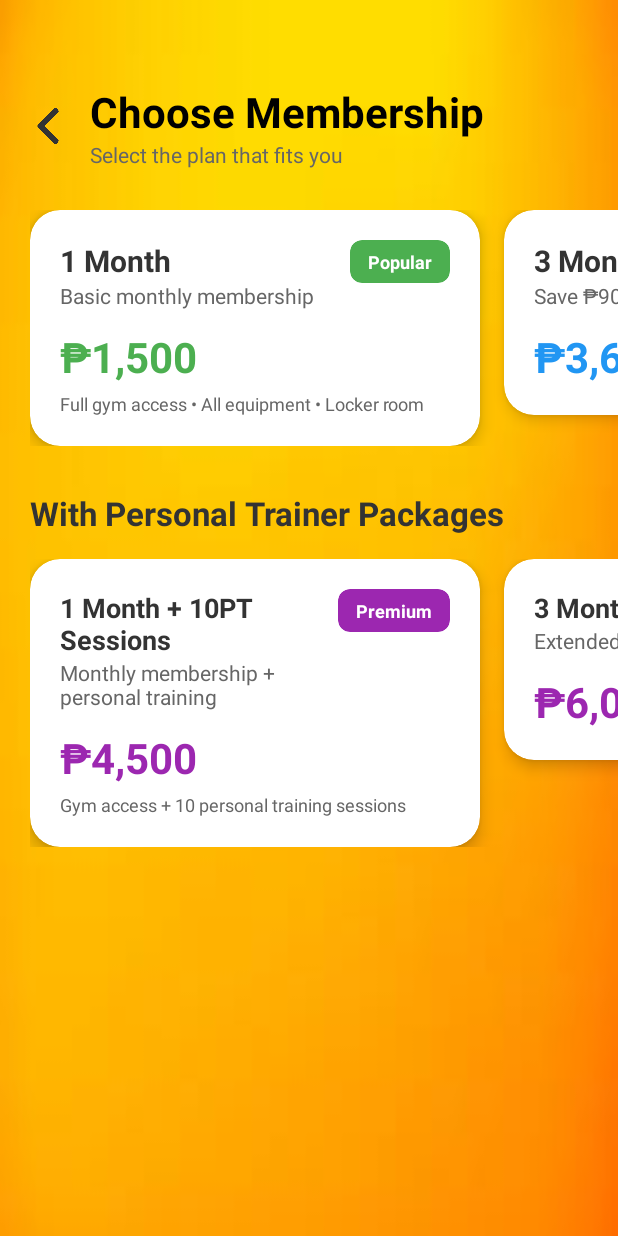
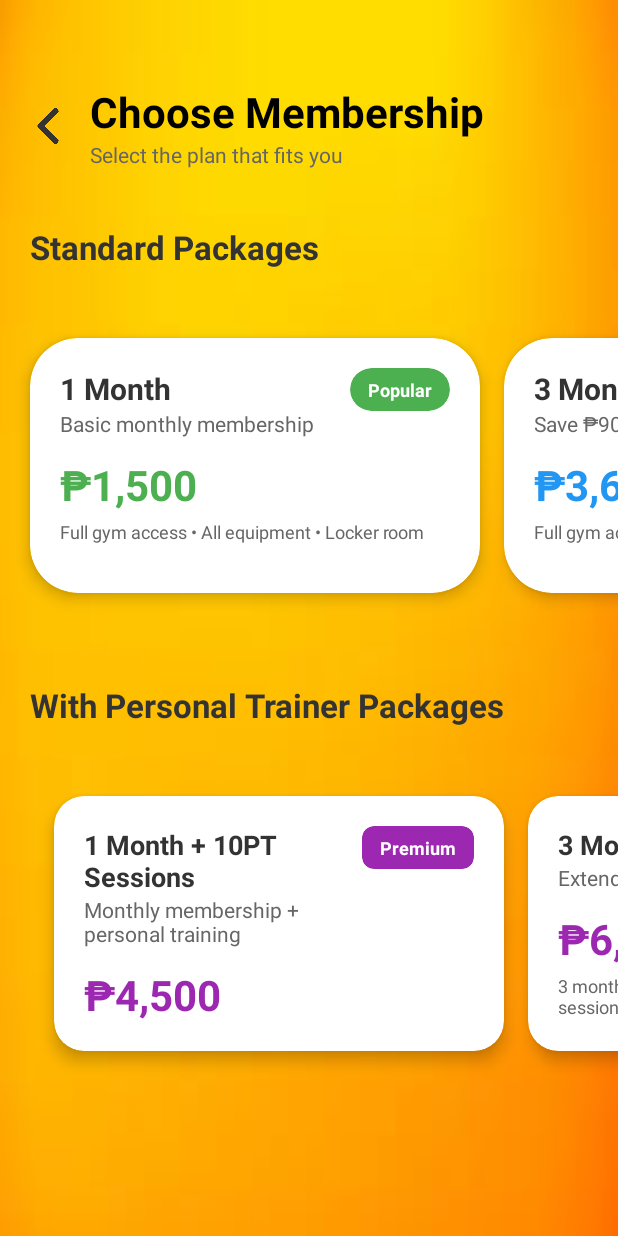
Before and after one commit to knnthrs/AIA_App, an Android app: the layout activity_select_membership.xml on its own in the app's theme, with its tools: preview values and no code run, on a phone screen of 412 x 824 dp. Run offline under Robolectric (Android 15) with nearby library versions, the phone set to English and light mode, and no system bars.

Commit message:
initial commit

```diff
--- a/app/src/main/res/layout/activity_membership_selection.xml
+++ b/app/src/main/res/layout/activity_select_membership.xml
@@ -48,8 +48,11 @@
                 android:text="Select the plan that fits you"
                 android:textColor="#666666"
                 android:textSize="14sp" />
+
         </LinearLayout>
+
     </LinearLayout>
+
 
     <ScrollView
         android:layout_width="match_parent"
@@ -63,12 +66,26 @@
             android:orientation="vertical"
             android:paddingBottom="20dp">
 
+            <!-- Section Header for Standard Packages -->
+            <TextView
+                android:layout_width="wrap_content"
+                android:layout_height="wrap_content"
+                android:text="Standard Packages"
+                android:textColor="#333333"
+                android:textSize="22sp"
+                android:textStyle="bold"
+                android:layout_marginTop="30dp"
+                android:layout_marginBottom="16dp"
+                android:layout_marginStart="20dp" />
+
             <!-- Basic Membership Section -->
             <HorizontalScrollView
                 android:layout_width="match_parent"
                 android:layout_height="wrap_content"
                 android:scrollbars="none"
-                android:overScrollMode="never">
+                android:overScrollMode="never"
+                android:clipChildren="false"
+                android:clipToPadding="false">
 
                 <LinearLayout
                     android:layout_width="wrap_content"
@@ -76,24 +93,27 @@
                     android:orientation="horizontal"
                     android:paddingStart="20dp"
                     android:paddingEnd="20dp"
-                    android:paddingTop="20dp">
+                    android:paddingTop="30dp"
+                    android:paddingBottom="30dp"
+                    android:clipChildren="false"
+                    android:clipToPadding="false">
 
                     <!-- 1 Month Basic -->
                     <androidx.cardview.widget.CardView
                         android:id="@+id/one_month_card"
                         android:layout_width="300dp"
-                        android:layout_height="wrap_content"
+                        android:layout_height="170dp"
                         android:layout_marginEnd="16dp"
                         android:backgroundTint="#FFFFFF"
                         android:clickable="true"
                         android:focusable="true"
                         android:foreground="?attr/selectableItemBackground"
-                        app:cardCornerRadius="20dp"
+                        app:cardCornerRadius="32dp"
                         app:cardElevation="6dp">
 
                         <LinearLayout
                             android:layout_width="match_parent"
-                            android:layout_height="wrap_content"
+                            android:layout_height="match_parent"
                             android:orientation="vertical"
                             android:padding="20dp">
 
@@ -129,7 +149,7 @@
                                     android:layout_width="wrap_content"
                                     android:layout_height="wrap_content"
                                     android:backgroundTint="#4CAF50"
-                                    app:cardCornerRadius="8dp"
+                                    app:cardCornerRadius="24dp"
                                     app:cardElevation="0dp">
 
                                     <TextView
@@ -166,18 +186,18 @@
                     <androidx.cardview.widget.CardView
                         android:id="@+id/three_month_card"
                         android:layout_width="300dp"
-                        android:layout_height="wrap_content"
+                        android:layout_height="170dp"
                         android:layout_marginEnd="16dp"
                         android:backgroundTint="#FFFFFF"
                         android:clickable="true"
                         android:focusable="true"
                         android:foreground="?attr/selectableItemBackground"
-                        app:cardCornerRadius="20dp"
+                        app:cardCornerRadius="32dp"
                         app:cardElevation="6dp">
 
                         <LinearLayout
                             android:layout_width="match_parent"
-                            android:layout_height="wrap_content"
+                            android:layout_height="match_parent"
                             android:orientation="vertical"
                             android:padding="20dp">
 
@@ -213,7 +233,7 @@
                                     android:layout_width="wrap_content"
                                     android:layout_height="wrap_content"
                                     android:backgroundTint="#2196F3"
-                                    app:cardCornerRadius="8dp"
+                                    app:cardCornerRadius="16dp"
                                     app:cardElevation="0dp">
 
                                     <TextView
@@ -226,6 +246,8 @@
                                         android:textSize="12sp"
                                         android:textStyle="bold" />
                                 </androidx.cardview.widget.CardView>
+
+
                             </LinearLayout>
 
                             <LinearLayout
@@ -249,7 +271,16 @@
                                     android:textColor="#666666"
                                     android:textSize="14sp"
                                     android:layout_marginStart="8dp" />
+
                             </LinearLayout>
+
+                            <TextView
+                                android:layout_width="wrap_content"
+                                android:layout_height="wrap_content"
+                                android:text="Full gym access • All equipment • Locker room"
+                                android:textColor="#666666"
+                                android:textSize="12sp"
+                                android:layout_marginTop="4dp" />
                         </LinearLayout>
                     </androidx.cardview.widget.CardView>
 
@@ -257,18 +288,18 @@
                     <androidx.cardview.widget.CardView
                         android:id="@+id/six_month_card"
                         android:layout_width="300dp"
-                        android:layout_height="wrap_content"
+                        android:layout_height="170dp"
                         android:layout_marginEnd="16dp"
                         android:backgroundTint="#FFFFFF"
                         android:clickable="true"
                         android:focusable="true"
                         android:foreground="?attr/selectableItemBackground"
-                        app:cardCornerRadius="20dp"
+                        app:cardCornerRadius="32dp"
                         app:cardElevation="6dp">
 
                         <LinearLayout
                             android:layout_width="match_parent"
-                            android:layout_height="wrap_content"
+                            android:layout_height="match_parent"
                             android:orientation="vertical"
                             android:padding="20dp">
 
@@ -304,7 +335,7 @@
                                     android:layout_width="wrap_content"
                                     android:layout_height="wrap_content"
                                     android:backgroundTint="#2196F3"
-                                    app:cardCornerRadius="8dp"
+                                    app:cardCornerRadius="16dp"
                                     app:cardElevation="0dp">
 
                                     <TextView
@@ -341,6 +372,14 @@
                                     android:textSize="14sp"
                                     android:layout_marginStart="8dp" />
                             </LinearLayout>
+
+                            <TextView
+                                android:layout_width="wrap_content"
+                                android:layout_height="wrap_content"
+                                android:text="Full gym access • All equipment • Locker room"
+                                android:textColor="#666666"
+                                android:textSize="12sp"
+                                android:layout_marginTop="4dp" />
                         </LinearLayout>
                     </androidx.cardview.widget.CardView>
 
@@ -348,17 +387,17 @@
                     <androidx.cardview.widget.CardView
                         android:id="@+id/one_year_card"
                         android:layout_width="300dp"
-                        android:layout_height="wrap_content"
+                        android:layout_height="170dp"
                         android:backgroundTint="#FFFFFF"
                         android:clickable="true"
                         android:focusable="true"
                         android:foreground="?attr/selectableItemBackground"
-                        app:cardCornerRadius="20dp"
+                        app:cardCornerRadius="32dp"
                         app:cardElevation="6dp">
 
                         <LinearLayout
                             android:layout_width="match_parent"
-                            android:layout_height="wrap_content"
+                            android:layout_height="match_parent"
                             android:orientation="vertical"
                             android:padding="20dp">
 
@@ -394,7 +433,7 @@
                                     android:layout_width="wrap_content"
                                     android:layout_height="wrap_content"
                                     android:backgroundTint="#FF5722"
-                                    app:cardCornerRadius="8dp"
+                                    app:cardCornerRadius="16dp"
                                     app:cardElevation="0dp">
 
                                     <TextView
@@ -431,6 +470,14 @@
                                     android:textSize="14sp"
                                     android:layout_marginStart="8dp" />
                             </LinearLayout>
+
+                            <TextView
+                                android:layout_width="wrap_content"
+                                android:layout_height="wrap_content"
+                                android:text="Full gym access • All equipment • Locker room"
+                                android:textColor="#666666"
+                                android:textSize="12sp"
+                                android:layout_marginTop="4dp" />
                         </LinearLayout>
                     </androidx.cardview.widget.CardView>
 
@@ -454,20 +501,27 @@
                 android:layout_width="match_parent"
                 android:layout_height="wrap_content"
                 android:scrollbars="none"
-                android:overScrollMode="never">
+                android:overScrollMode="never"
+                android:clipChildren="false"
+                android:clipToPadding="false">
 
                 <LinearLayout
                     android:layout_width="wrap_content"
                     android:layout_height="wrap_content"
                     android:orientation="horizontal"
                     android:paddingStart="20dp"
-                    android:paddingEnd="20dp">
+                    android:paddingEnd="20dp"
+                    android:paddingTop="30dp"
+                    android:paddingBottom="30dp"
+                    android:clipChildren="false"
+                    android:clipToPadding="false">
 
                     <!-- 1 Month + 10PT Sessions -->
                     <androidx.cardview.widget.CardView
                         android:id="@+id/one_month_10pt_card"
                         android:layout_width="300dp"
-                        android:layout_height="wrap_content"
+                        android:layout_height="170dp"
+                        android:layout_marginStart="16dp"
                         android:layout_marginEnd="16dp"
                         android:backgroundTint="#FFFFFF"
                         android:clickable="true"
@@ -478,7 +532,7 @@
 
                         <LinearLayout
                             android:layout_width="match_parent"
-                            android:layout_height="wrap_content"
+                            android:layout_height="match_parent"
                             android:orientation="vertical"
                             android:padding="20dp">
 
@@ -551,7 +605,7 @@
                     <androidx.cardview.widget.CardView
                         android:id="@+id/three_month_10pt_card"
                         android:layout_width="300dp"
-                        android:layout_height="wrap_content"
+                        android:layout_height="170dp"
                         android:layout_marginEnd="16dp"
                         android:backgroundTint="#FFFFFF"
                         android:clickable="true"
@@ -562,7 +616,7 @@
 
                         <LinearLayout
                             android:layout_width="match_parent"
-                            android:layout_height="wrap_content"
+                            android:layout_height="match_parent"
                             android:orientation="vertical"
                             android:padding="20dp">
 
@@ -603,6 +657,14 @@
                                 android:textColor="#9C27B0"
                                 android:textSize="28sp"
                                 android:textStyle="bold" />
+
+                            <TextView
+                                android:layout_width="wrap_content"
+                                android:layout_height="wrap_content"
+                                android:text="3 months gym access + 10 personal training sessions"
+                                android:textColor="#666666"
+                                android:textSize="12sp"
+                                android:layout_marginTop="4dp" />
                         </LinearLayout>
                     </androidx.cardview.widget.CardView>
 
@@ -610,7 +672,7 @@
                     <androidx.cardview.widget.CardView
                         android:id="@+id/three_month_15pt_card"
                         android:layout_width="300dp"
-                        android:layout_height="wrap_content"
+                        android:layout_height="170dp"
                         android:layout_marginEnd="16dp"
                         android:backgroundTint="#FFFFFF"
                         android:clickable="true"
@@ -621,7 +683,7 @@
 
                         <LinearLayout
                             android:layout_width="match_parent"
-                            android:layout_height="wrap_content"
+                            android:layout_height="match_parent"
                             android:orientation="vertical"
                             android:padding="20dp">
 
@@ -662,6 +724,14 @@
                                 android:textColor="#9C27B0"
                                 android:textSize="28sp"
                                 android:textStyle="bold" />
+
+                            <TextView
+                                android:layout_width="wrap_content"
+                                android:layout_height="wrap_content"
+                                android:text="3 months gym access + 15 personal training sessions"
+                                android:textColor="#666666"
+                                android:textSize="12sp"
+                                android:layout_marginTop="4dp" />
                         </LinearLayout>
                     </androidx.cardview.widget.CardView>
 
@@ -669,7 +739,7 @@
                     <androidx.cardview.widget.CardView
                         android:id="@+id/three_month_24pt_card"
                         android:layout_width="300dp"
-                        android:layout_height="wrap_content"
+                        android:layout_height="170dp"
                         android:backgroundTint="#FFFFFF"
                         android:clickable="true"
                         android:focusable="true"
@@ -679,7 +749,7 @@
 
                         <LinearLayout
                             android:layout_width="match_parent"
-                            android:layout_height="wrap_content"
+                            android:layout_height="match_parent"
                             android:orientation="vertical"
                             android:padding="20dp">
 
@@ -741,7 +811,7 @@
                             <TextView
                                 android:layout_width="wrap_content"
                                 android:layout_height="wrap_content"
-                                android:text="8 sessions per month with personal trainer"
+                                android:text="3 months gym access + 24 personal training sessions"
                                 android:textColor="#666666"
                                 android:textSize="12sp"
                                 android:layout_marginTop="4dp" />
@@ -751,49 +821,13 @@
                 </LinearLayout>
             </HorizontalScrollView>
 
-            <!-- Selected Plan Display -->
-            <androidx.cardview.widget.CardView
-                android:id="@+id/selected_plan_card"
-                android:layout_width="match_parent"
-                android:layout_height="wrap_content"
-                android:layout_margin="20dp"
-                android:backgroundTint="#F5F5F5"
-                android:visibility="gone"
-                app:cardCornerRadius="16dp"
-                app:cardElevation="2dp">
-
-                <LinearLayout
-                    android:layout_width="match_parent"
-                    android:layout_height="wrap_content"
-                    android:orientation="vertical"
-                    android:padding="20dp">
-
-                    <TextView
-                        android:layout_width="wrap_content"
-                        android:layout_height="wrap_content"
-                        android:text="Selected Plan"
-                        android:textColor="#333333"
-                        android:textSize="16sp"
-                        android:textStyle="bold"
-                        android:layout_marginBottom="8dp" />
-
-                    <TextView
-                        android:id="@+id/selected_plan_text"
-                        android:layout_width="wrap_content"
-                        android:layout_height="wrap_content"
-                        android:text=""
-                        android:textColor="#666666"
-                        android:textSize="14sp" />
-                </LinearLayout>
-            </androidx.cardview.widget.CardView>
-
             <!-- Confirm Button -->
             <androidx.cardview.widget.CardView
                 android:id="@+id/confirm_membership_button"
                 android:layout_width="match_parent"
                 android:layout_height="wrap_content"
                 android:layout_margin="20dp"
-                android:backgroundTint="#FF9800"
+                android:backgroundTint="@color/black"
                 android:clickable="true"
                 android:focusable="true"
                 android:foreground="?attr/selectableItemBackground"
@@ -809,13 +843,6 @@
                     android:paddingHorizontal="20dp"
                     android:paddingVertical="16dp">
 
-                    <ImageView
-                        android:layout_width="24dp"
-                        android:layout_height="24dp"
-                        android:layout_marginEnd="12dp"
-                        android:src="@drawable/ic_check"
-                        app:tint="#FFFFFF" />
-
                     <TextView
                         android:layout_width="wrap_content"
                         android:layout_height="wrap_content"
```
Also changed, not shown: app/src/main/AndroidManifest.xml (+4 -4 lines), app/src/main/java/com/example/signuploginrealtime/MainActivity.java (+129 -27 lines), app/src/main/java/com/example/signuploginrealtime/SelectMembership.java (added, +169 -0 lines), app/src/main/res/layout/activity_main.xml (+10 -20 lines).
